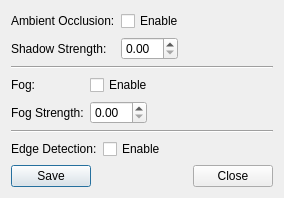
Qt form avogadro/renderingdialog.ui (OpenChemistry/avogadroapp) before a commit.
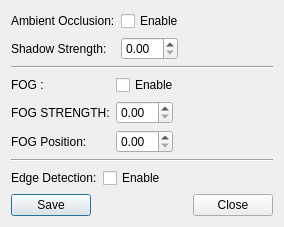
The same form after that commit.

Commit message: dof-position added

What changed in the file:
```diff
--- a/avogadro/renderingdialog.ui
+++ b/avogadro/renderingdialog.ui
@@ -97,7 +97,7 @@
                <item row="0" column="0">
                   <widget class="QLabel" name="label_3">
                      <property name="text">
-                        <string>Fog:</string>
+                        <string>FOG : </string>
                      </property>
                   </widget>
                </item>
@@ -128,7 +128,7 @@
                <item row="1" column="0">
                   <widget class="QLabel" name="label_5">
                      <property name="text">
-                        <string>Fog Strength:</string>
+                        <string>FOG STRENGTH:</string>
                      </property>
                   </widget>
                </item>
@@ -152,6 +152,33 @@
                      </item>
                   </layout>
                </item>
+               <item row="2" column="0">
+                  <widget class="QLabel" name="label_5">
+                     <property name="text">
+                        <string>FOG Position:</string>
+                     </property>
+                  </widget>
+               </item>
+               <item row="2" column="1">
+                  <layout class="QHBoxLayout" name="horizontalLayout_6">
+                     <item>
+                        <widget class="QDoubleSpinBox" name="fogPositionDoubleSpinBox"/>
+                     </item>
+                     <item>
+                        <spacer name="horizontalSpacer_6">
+                           <property name="orientation">
+                              <enum>Qt::Horizontal</enum>
+                           </property>
+                           <property name="sizeHint" stdset="0">
+                              <size>
+                                 <width>40</width>
+                                 <height>20</height>
+                              </size>
+                           </property>
+                        </spacer>
+                     </item>
+                  </layout>
+               </item>
             </layout>
          </item>
          <item>
```
The commit also changes 2 other files.
